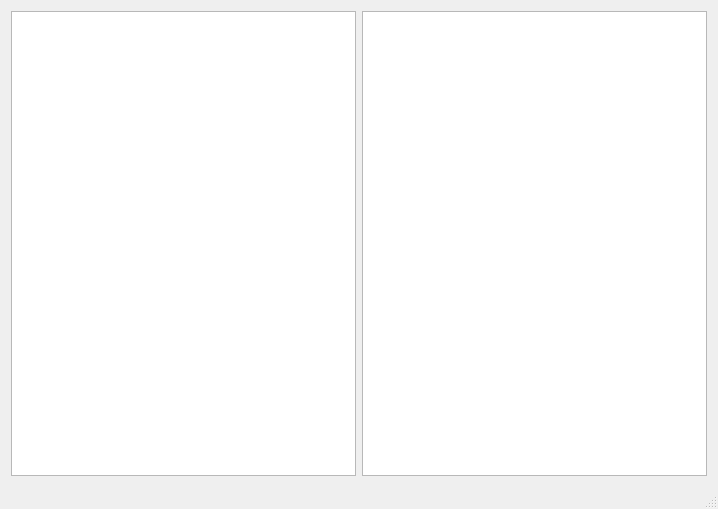
Above: source/MainWindow.ui from StarWarsCCG/HumanCyborgRelations before the change. Below: the same form after it.
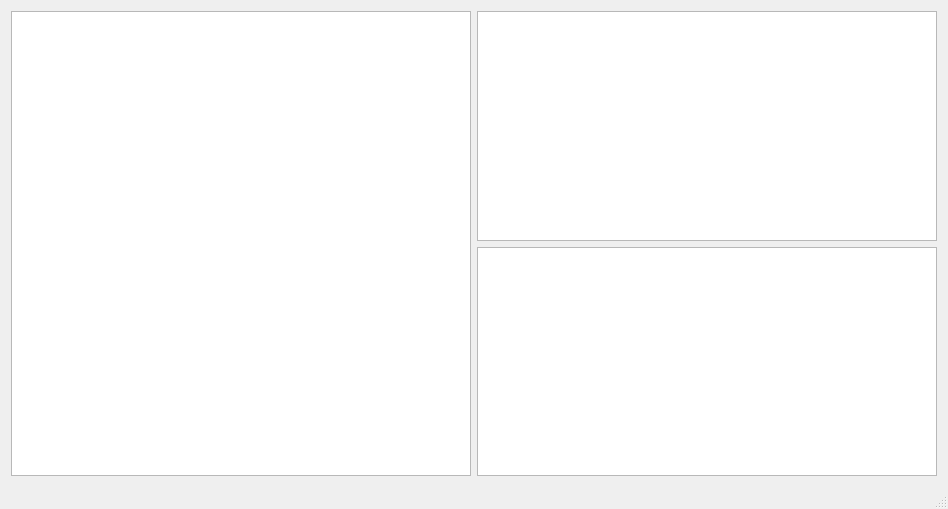
That is the form after the change.

The edit to the form file:
```diff
--- a/source/MainWindow.ui
+++ b/source/MainWindow.ui
@@ -6,7 +6,7 @@
    <rect>
     <x>0</x>
     <y>0</y>
-    <width>718</width>
+    <width>948</width>
     <height>509</height>
    </rect>
   </property>
@@ -16,10 +16,37 @@
   <widget class="QWidget" name="centralWidget">
    <layout class="QHBoxLayout" name="horizontalLayout">
     <item>
-     <widget class="QListWidget" name="cardListWidget"/>
+     <widget class="QTableWidget" name="cardTableWidget">
+      <property name="editTriggers">
+       <set>QAbstractItemView::NoEditTriggers</set>
+      </property>
+      <property name="selectionMode">
+       <enum>QAbstractItemView::SingleSelection</enum>
+      </property>
+      <property name="selectionBehavior">
+       <enum>QAbstractItemView::SelectRows</enum>
+      </property>
+      <property name="showGrid">
+       <bool>false</bool>
+      </property>
+      <attribute name="verticalHeaderVisible">
+       <bool>false</bool>
+      </attribute>
+     </widget>
     </item>
     <item>
-     <widget class="QTextEdit" name="cardTextEdit"/>
+     <layout class="QVBoxLayout" name="verticalLayout">
+      <item>
+       <widget class="QTextEdit" name="cardTextEdit">
+        <property name="readOnly">
+         <bool>true</bool>
+        </property>
+       </widget>
+      </item>
+      <item>
+       <widget class="QTableWidget" name="cardNumbersTableWidget"/>
+      </item>
+     </layout>
     </item>
    </layout>
   </widget>
```
Left out of the diff: 2 changed lines with no effect on the pictures.
